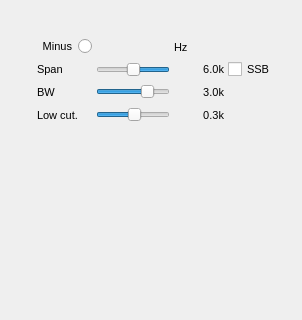
f4exb/sdrangel, file plugins/channel/chanalyzer/chanalyzergui.ui: the form before one commit; both pictures show x 0 to 302 and y 0 to 320 of the 302 by 719 pixel window.
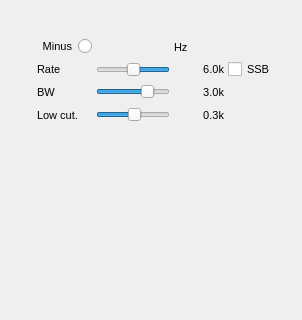
The form after the commit. Custom widgets are drawn as their Qt base class.

Commit message: Changed Span by Rate in channel analyzer gui display

```diff
--- a/plugins/channel/chanalyzer/chanalyzergui.ui
+++ b/plugins/channel/chanalyzer/chanalyzergui.ui
@@ -163,7 +163,7 @@
        </font>
       </property>
       <property name="text">
-       <string>Span</string>
+       <string>Rate</string>
       </property>
      </widget>
     </item>
```
